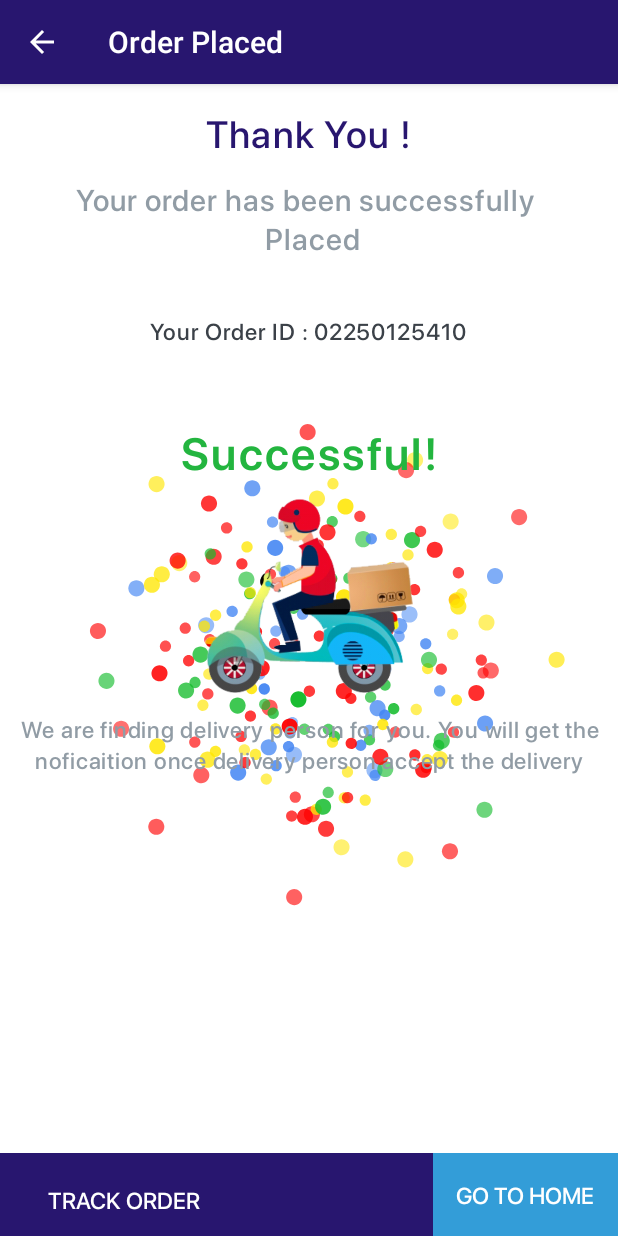
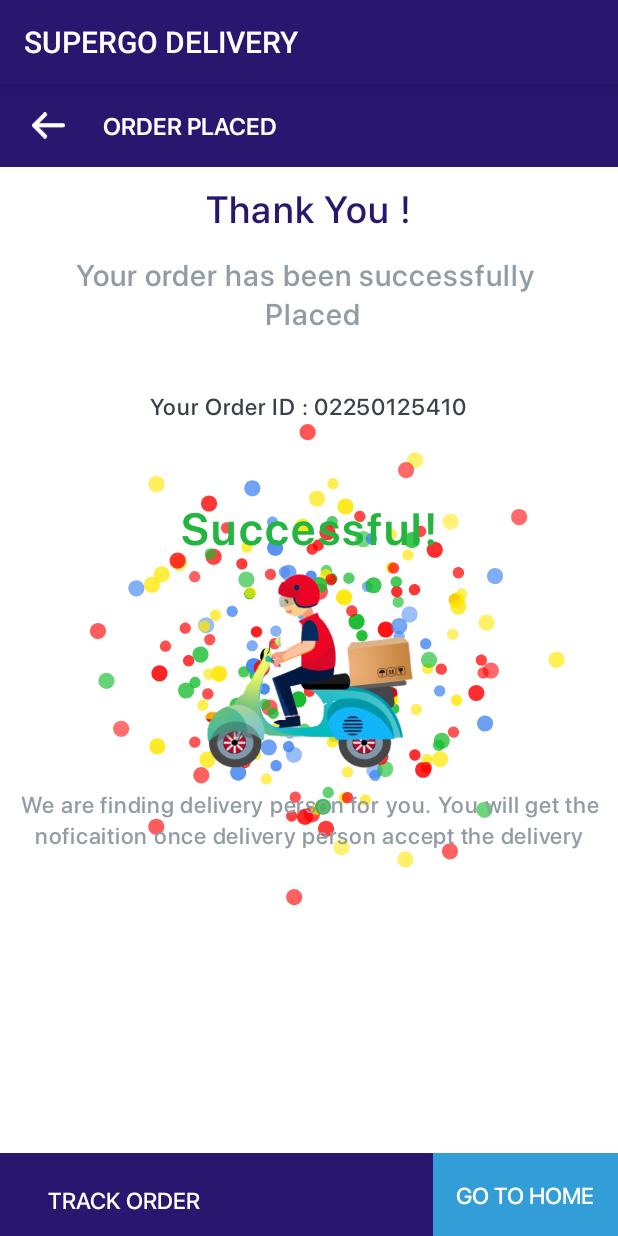
Before and after one commit to sharpflux/SuperGoDeliveryApp, an Android app: the OrderSuccessfullyPlaced screen opened directly, with no data from a screen before it, on a phone screen of 412 x 824 dp. Run offline under Robolectric (Android 15) with nearby library versions, the phone set to English and light mode, and no system bars; our stand-ins replace sdp/ssp sizes.

Commit message:
Bug fixes 23 Jan 2020

```diff
--- a/app/src/main/AndroidManifest.xml
+++ b/app/src/main/AndroidManifest.xml
@@ -113,8 +113,6 @@
         <activity
             android:name=".OrderSuccessfullyPlaced"
             android:noHistory="true"
-            android:label="Order Placed"
-            android:parentActivityName=".ChooseActionActivity"
             android:screenOrientation="portrait"
             android:theme="@style/DarkAppTheme" />
         <activity
--- a/app/src/main/java/com/sharpflux/supergodeliveryapp/OrderSuccessfullyPlaced.java
+++ b/app/src/main/java/com/sharpflux/supergodeliveryapp/OrderSuccessfullyPlaced.java
@@ -7,6 +7,7 @@ import android.support.v7.app.AppCompatActivity;
 import android.os.Bundle;
 import android.view.View;
 import android.widget.Button;
+import android.widget.ImageView;
 import android.widget.LinearLayout;
 import android.widget.TextView;
 
@@ -16,6 +17,7 @@ public class OrderSuccessfullyPlaced extends AppCompatActivity {
     TextView tvOrderId,tvMerchantName;
     android.support.v7.widget.Toolbar toolbar;
     LinearLayout lr_back;
+    ImageView img_back_cart;
     @Override
     protected void onCreate(Bundle savedInstanceState) {
         super.onCreate(savedInstanceState);
@@ -28,11 +30,22 @@ public class OrderSuccessfullyPlaced extends AppCompatActivity {
             DeliveryId= extras.getString("DeliveryId");
             tvOrderId.setText("Your Order ID : "+DeliveryId);
         }
-        /*toolbar = (android.support.v7.widget.Toolbar) this.findViewById(R.id.toolbar);
-        tvMerchantName=toolbar.findViewById(R.id.tvMerchantName);
-        lr_back=toolbar.findViewById(R.id.lr_back);
-        tvMerchantName.setText("Order Placed");*/
 
+
+        toolbar = (android.support.v7.widget.Toolbar) this.findViewById(R.id.toolbar);
+
+        tvMerchantName = toolbar.findViewById(R.id.tvMerchantName);
+        tvMerchantName.setText("ORDER PLACED");
+        img_back_cart=toolbar.findViewById(R.id.img_back_cart);
+
+
+        img_back_cart.setOnClickListener(new View.OnClickListener() {
+            @Override
+            public void onClick(View view) {
+                Intent i = new Intent(getApplicationContext(),ChooseActionActivity.class);
+                startActivity(i);
+            }
+        });
  /*       lr_back.setOnClickListener(new View.OnClickListener() {
             @Override
             public void onClick(View v) {
--- a/app/src/main/res/layout/activity_order_successfully_placed.xml
+++ b/app/src/main/res/layout/activity_order_successfully_placed.xml
@@ -6,6 +6,9 @@
     android:layout_height="match_parent"
     android:background="@color/white"
     android:orientation="vertical">
+
+    <include
+        layout="@layout/toolbar_cart" />
 
     <com.airbnb.lottie.LottieAnimationView
         android:id="@+id/animation_view"
@@ -17,6 +20,7 @@
         app:lottie_loop="true" />
 
     <LinearLayout
+        android:layout_marginTop="50dp"
         android:layout_width="match_parent"
         android:layout_height="wrap_content"
         android:orientation="vertical">
```
